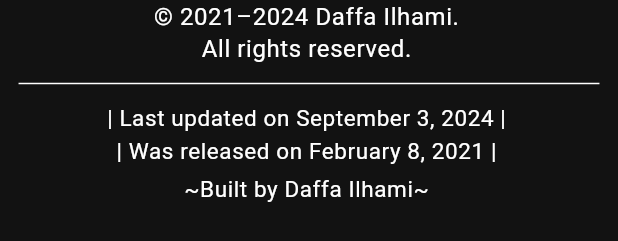
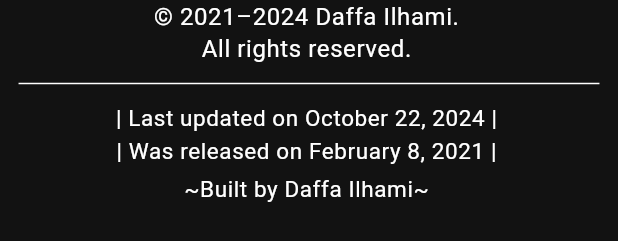
Before and after one commit to mdaffailhami/mdaffailhami, a Flutter app: the MyFooter widget shown alone on an empty page, opened directly, on a phone screen of 412 x 824 dp. Shown: the part 164-405 px from the top of the screen. Run offline on Flutter 3.47's test engine with Material 3 defaults, Android fonts, the phone set to English and light mode, and no system bars; our stand-ins replace font_awesome_flutter, google_fonts, simple_shadow, url_strategy; statements that could not run were skipped.

Commit message:
Update 2.2.2+11

```diff
--- a/lib/screens/home/components/footer.dart
+++ b/lib/screens/home/components/footer.dart
@@ -181,7 +181,7 @@ class MyFooter extends StatelessWidget {
                 child: const Divider(),
               ),
               SelectableText(
-                '| Last updated on September 3, 2024 |',
+                '| Last updated on October 22, 2024 |',
                 textAlign: TextAlign.center,
                 style: Theme.of(context)
                     .textTheme
--- a/pubspec.yaml
+++ b/pubspec.yaml
@@ -15,7 +15,7 @@ publish_to: "none" # Remove this line if you wish to publish to pub.dev
 # In iOS, build-name is used as CFBundleShortVersionString while build-number used as CFBundleVersion.
 # Read more about iOS versioning at
 # https://developer.apple.com/library/archive/documentation/General/Reference/InfoPlistKeyReference/Articles/CoreFoundationKeys.html
-version: 2.2.1+10
+version: 2.2.2+11
 
 environment:
   sdk: ">=2.15.1 <3.0.0"
```
